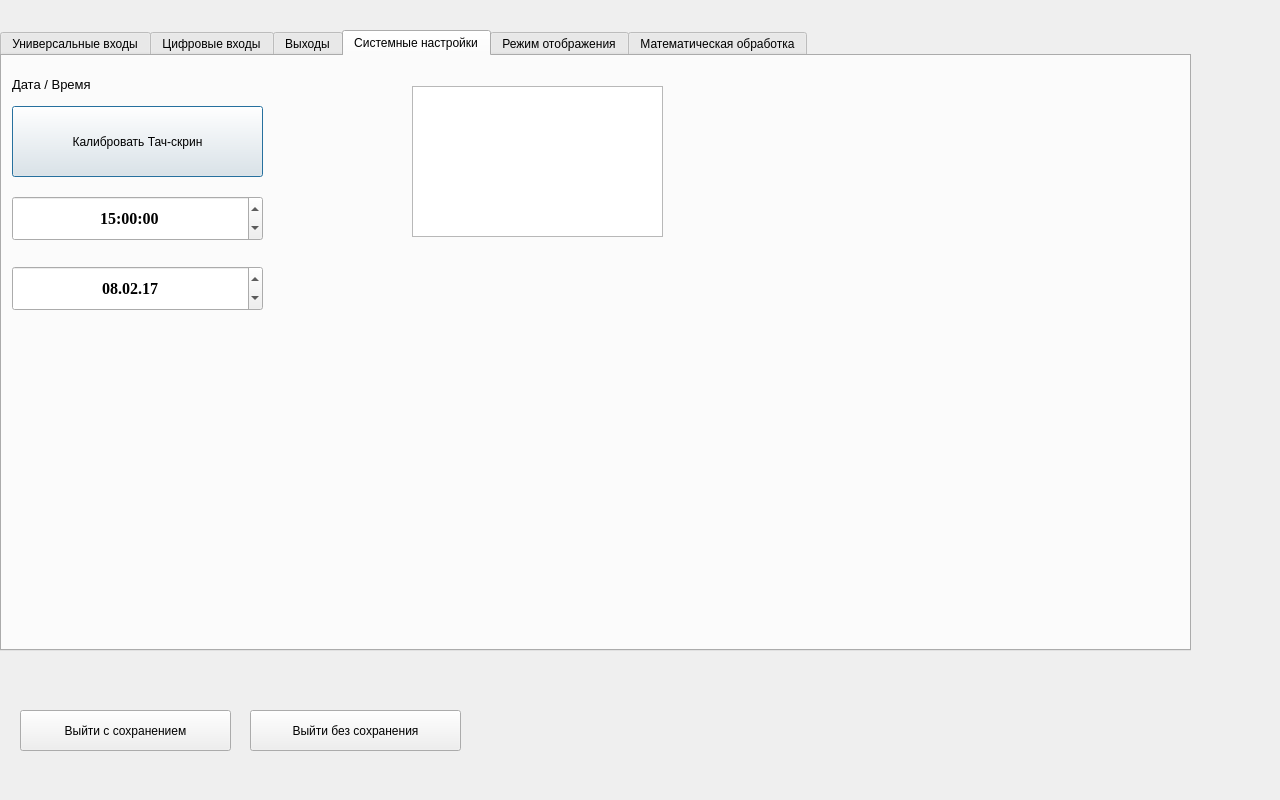
This is options.ui in tomyqg/topaz-m as Qt 5 draws it before an edit. The edited form follows.
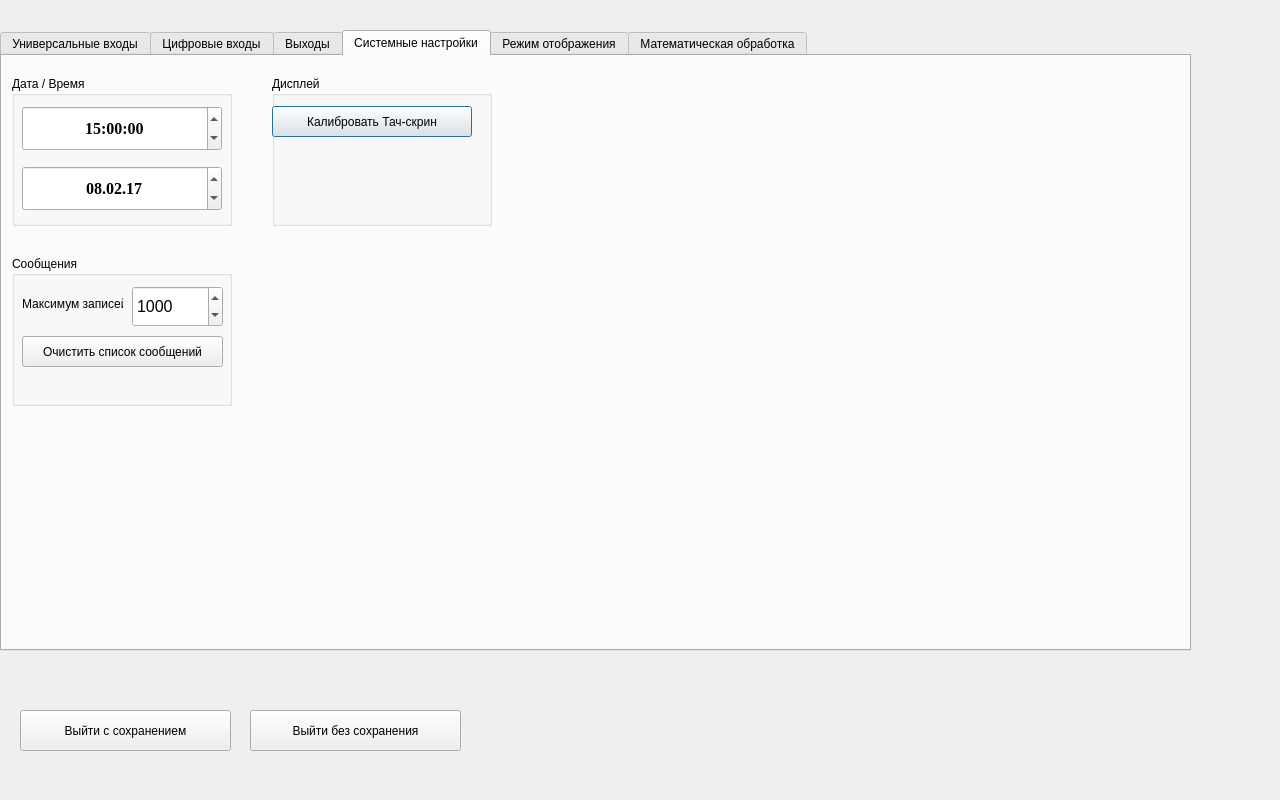
This is the edited form. The open tabs and pages were chosen to show the change.

```diff
--- a/options.ui
+++ b/options.ui
@@ -2925,43 +2925,75 @@
     <attribute name="title">
      <string>Системные настройки</string>
     </attribute>
-    <widget class="QLabel" name="label_19">
+    <widget class="QGroupBox" name="groupBox_16">
      <property name="geometry">
       <rect>
        <x>10</x>
        <y>20</y>
-       <width>81</width>
-       <height>16</height>
+       <width>220</width>
+       <height>150</height>
       </rect>
      </property>
-     <property name="font">
-      <font>
-       <pointsize>10</pointsize>
-      </font>
-     </property>
-     <property name="text">
+     <property name="title">
       <string>Дата / Время</string>
      </property>
-    </widget>
-    <widget class="QPushButton" name="pushButton_3">
+     <widget class="QDateEdit" name="dateEdit">
      <property name="geometry">
       <rect>
        <x>10</x>
-       <y>50</y>
-       <width>251</width>
-       <height>71</height>
-      </rect>
-     </property>
-     <property name="text">
-      <string>Калибровать Тач-скрин</string>
+        <y>90</y>
+        <width>200</width>
+        <height>45</height>
+       </rect>
+      </property>
+      <property name="font">
+       <font>
+        <family>Times New Roman</family>
+        <pointsize>12</pointsize>
+        <weight>75</weight>
+        <bold>true</bold>
+       </font>
+      </property>
+      <property name="alignment">
+       <set>Qt::AlignCenter</set>
+      </property>
+      <property name="readOnly">
+       <bool>false</bool>
+      </property>
+      <property name="showGroupSeparator" stdset="0">
+       <bool>true</bool>
+      </property>
+      <property name="maximumDate">
+       <date>
+        <year>2027</year>
+        <month>12</month>
+        <day>31</day>
+       </date>
+      </property>
+      <property name="minimumDate">
+       <date>
+        <year>2016</year>
+        <month>12</month>
+        <day>31</day>
+       </date>
+      </property>
+      <property name="displayFormat">
+       <string>dd.MM.yy</string>
+      </property>
+      <property name="date">
+       <date>
+        <year>2017</year>
+        <month>2</month>
+        <day>8</day>
+       </date>
      </property>
     </widget>
     <widget class="QTimeEdit" name="timeEdit">
      <property name="geometry">
       <rect>
        <x>10</x>
-       <y>140</y>
-       <width>251</width>
+        <y>30</y>
+        <width>200</width>
        <height>45</height>
       </rect>
      </property>
@@ -2976,6 +3008,12 @@
      <property name="alignment">
       <set>Qt::AlignCenter</set>
      </property>
+      <property name="readOnly">
+       <bool>false</bool>
+      </property>
+      <property name="showGroupSeparator" stdset="0">
+       <bool>true</bool>
+      </property>
      <property name="maximumDate">
       <date>
        <year>2017</year>
@@ -3001,60 +3039,98 @@
       </time>
      </property>
     </widget>
-    <widget class="QDateEdit" name="dateEdit">
+    </widget>
+    <widget class="QGroupBox" name="groupBox_17">
      <property name="geometry">
       <rect>
+       <x>270</x>
+       <y>20</y>
+       <width>220</width>
+       <height>150</height>
+      </rect>
+     </property>
+     <property name="title">
+      <string>Дисплей</string>
+     </property>
+     <widget class="QPushButton" name="pushButton_3">
+      <property name="geometry">
+       <rect>
+        <x>0</x>
+        <y>30</y>
+        <width>200</width>
+        <height>31</height>
+       </rect>
+      </property>
+      <property name="text">
+       <string>Калибровать Тач-скрин</string>
+      </property>
+     </widget>
+    </widget>
+    <widget class="QGroupBox" name="groupBox_18">
+     <property name="geometry">
+      <rect>
        <x>10</x>
-       <y>210</y>
-       <width>251</width>
-       <height>45</height>
+       <y>200</y>
+       <width>220</width>
+       <height>150</height>
+      </rect>
+     </property>
+     <property name="title">
+      <string>Сообщения</string>
+     </property>
+     <widget class="QLabel" name="label_10">
+      <property name="geometry">
+       <rect>
+        <x>10</x>
+        <y>40</y>
+        <width>101</width>
+        <height>16</height>
+       </rect>
+      </property>
+      <property name="text">
+       <string>Максимум записей</string>
+      </property>
+     </widget>
+     <widget class="QSpinBox" name="spinBox">
+      <property name="geometry">
+       <rect>
+        <x>120</x>
+        <y>30</y>
+        <width>91</width>
+        <height>41</height>
       </rect>
      </property>
      <property name="font">
       <font>
-       <family>Times New Roman</family>
        <pointsize>12</pointsize>
-       <weight>75</weight>
-       <bold>true</bold>
-      </font>
-     </property>
-     <property name="alignment">
-      <set>Qt::AlignCenter</set>
-     </property>
-     <property name="maximumDate">
-      <date>
-       <year>2027</year>
-       <month>12</month>
-       <day>31</day>
-      </date>
-     </property>
-     <property name="minimumDate">
-      <date>
-       <year>2016</year>
-       <month>12</month>
-       <day>31</day>
-      </date>
-     </property>
-     <property name="displayFormat">
-      <string>dd.MM.yy</string>
-     </property>
-     <property name="date">
-      <date>
-       <year>2017</year>
-       <month>2</month>
-       <day>8</day>
-      </date>
-     </property>
-    </widget>
-    <widget class="QTextEdit" name="textEdit">
+       </font>
+      </property>
+      <property name="minimum">
+       <number>0</number>
+      </property>
+      <property name="maximum">
+       <number>1500</number>
+      </property>
+      <property name="singleStep">
+       <number>10</number>
+      </property>
+      <property name="value">
+       <number>1000</number>
+      </property>
+     </widget>
+     <widget class="QPushButton" name="pushButton_4">
      <property name="geometry">
       <rect>
-       <x>410</x>
-       <y>30</y>
-       <width>251</width>
-       <height>151</height>
-      </rect>
-     </property>
+        <x>10</x>
+        <y>80</y>
+        <width>201</width>
+        <height>31</height>
+       </rect>
+      </property>
+      <property name="text">
+       <string>Очистить список сообщений</string>
+      </property>
+     </widget>
     </widget>
    </widget>
    <widget class="QWidget" name="tab_3">
```
Left out of the diff: 28 changed lines with no effect on the pictures. Lines whose indentation alone changed are shown as unchanged.
